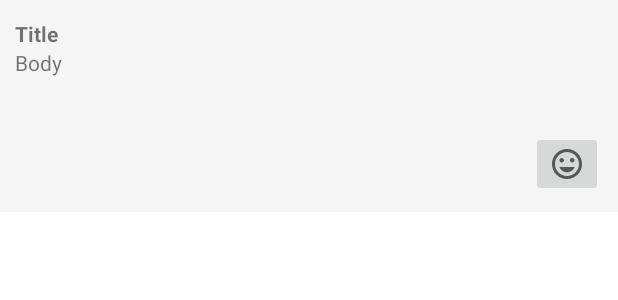
After one commit to AminElhag/ToDoTask, an Android app: the layout task_list.xml on its own in the app's theme, with its tools: preview values and no code run, on a phone screen of 412 x 824 dp. The commit adds this screen. Shown: the top 300 px of the screen. Run offline under Robolectric (Android 15) with nearby library versions, the phone set to English and light mode, and no system bars.

Commit message:
crate TasksModules.kt in domain and create the adapter and to show in RecyclerView

```diff
--- a/app/build.gradle
+++ b/app/build.gradle
@@ -39,6 +39,7 @@ dependencies {
     implementation 'androidx.appcompat:appcompat:1.3.1'
     implementation 'com.google.android.material:material:1.4.0'
     implementation 'androidx.constraintlayout:constraintlayout:2.0.4'
+    implementation project(path: ':domain')
     testImplementation 'junit:junit:4.+'
     androidTestImplementation 'androidx.test.ext:junit:1.1.3'
     androidTestImplementation 'androidx.test.espresso:espresso-core:3.4.0'
--- /dev/null
+++ b/app/src/main/res/drawable-v24/ic_baseline_mood_24.xml
@@ -0,0 +1,10 @@
+<vector xmlns:android="http://schemas.android.com/apk/res/android"
+    android:width="24dp"
+    android:height="24dp"
+    android:viewportWidth="24"
+    android:viewportHeight="24"
+    android:tint="?attr/colorControlNormal">
+  <path
+      android:fillColor="@android:color/white"
+      android:pathData="M11.99,2C6.47,2 2,6.48 2,12s4.47,10 9.99,10C17.52,22 22,17.52 22,12S17.52,2 11.99,2zM12,20c-4.42,0 -8,-3.58 -8,-8s3.58,-8 8,-8 8,3.58 8,8 -3.58,8 -8,8zM15.5,11c0.83,0 1.5,-0.67 1.5,-1.5S16.33,8 15.5,8 14,8.67 14,9.5s0.67,1.5 1.5,1.5zM8.5,11c0.83,0 1.5,-0.67 1.5,-1.5S9.33,8 8.5,8 7,8.67 7,9.5 7.67,11 8.5,11zM12,17.5c2.33,0 4.31,-1.46 5.11,-3.5L6.89,14c0.8,2.04 2.78,3.5 5.11,3.5z"/>
+</vector>
--- /dev/null
+++ b/app/src/main/res/layout/task_list.xml
@@ -0,0 +1,46 @@
+<?xml version="1.0" encoding="utf-8"?>
+<androidx.constraintlayout.widget.ConstraintLayout xmlns:android="http://schemas.android.com/apk/res/android"
+    xmlns:app="http://schemas.android.com/apk/res-auto"
+    xmlns:tools="http://schemas.android.com/tools"
+    android:id="@+id/list_item"
+    android:layout_width="match_parent"
+    android:layout_height="wrap_content"
+    android:layout_marginBottom="2dp"
+    android:background="#F5F5F5"
+    android:padding="10dp">
+
+
+    <TextView
+        android:id="@+id/textViewTaskTitle"
+        android:layout_width="wrap_content"
+        android:layout_height="wrap_content"
+        android:layout_marginBottom="5dp"
+        android:ellipsize="end"
+        android:maxLines="1"
+        android:text="@string/title"
+        android:textStyle="bold"
+        app:layout_constraintBottom_toBottomOf="parent"
+        app:layout_constraintStart_toStartOf="@+id/textViewTaskBody"
+        app:layout_constraintTop_toTopOf="parent"
+        app:layout_constraintVertical_bias="0.025" />
+
+
+    <TextView
+        android:id="@+id/textViewTaskBody"
+        android:layout_width="match_parent"
+        android:layout_height="wrap_content"
+        android:text="@string/body"
+        app:layout_constraintEnd_toEndOf="parent"
+        app:layout_constraintStart_toStartOf="parent"
+        app:layout_constraintTop_toBottomOf="@+id/textViewTaskTitle" />
+
+    <ImageButton
+        android:id="@+id/imageButtonTask"
+        android:layout_width="wrap_content"
+        android:layout_height="wrap_content"
+        android:layout_marginTop="36dp"
+        app:layout_constraintBottom_toBottomOf="parent"
+        app:layout_constraintEnd_toEndOf="@+id/textViewTaskBody"
+        app:layout_constraintTop_toBottomOf="@+id/textViewTaskBody"
+        app:srcCompat="@drawable/ic_baseline_mood_24" />
+</androidx.constraintlayout.widget.ConstraintLayout>
--- a/app/src/main/res/values/strings.xml
+++ b/app/src/main/res/values/strings.xml
@@ -1,3 +1,5 @@
 <resources>
     <string name="app_name">Taskes</string>
+    <string name="title">Title</string>
+    <string name="body">Body</string>
 </resources>
--- a/domain/src/main/java/sd/lemon/domain/MyClass.kt
+++ /dev/null
@@ -1,4 +0,0 @@
-package sd.lemon.domain
-
-class MyClass {
-}
--- /dev/null
+++ b/domain/src/main/java/sd/lemon/domain/taskes/TasksModules.kt
@@ -0,0 +1,3 @@
+package sd.lemon.domain.taskes
+
+data class TasksModules(val id: Int, val title: String, val body: String, val completed: Boolean)
```
Also changed, not shown: app/src/main/java/sd/lemon/taskes/main/TaskListAdapter.kt (added, +55 -0 lines), app/src/main/res/drawable/ic_baseline_mood_bad_24.xml (added, +10 -0 lines), app/src/main/res/layout/activity_main.xml (+10 -7 lines).
